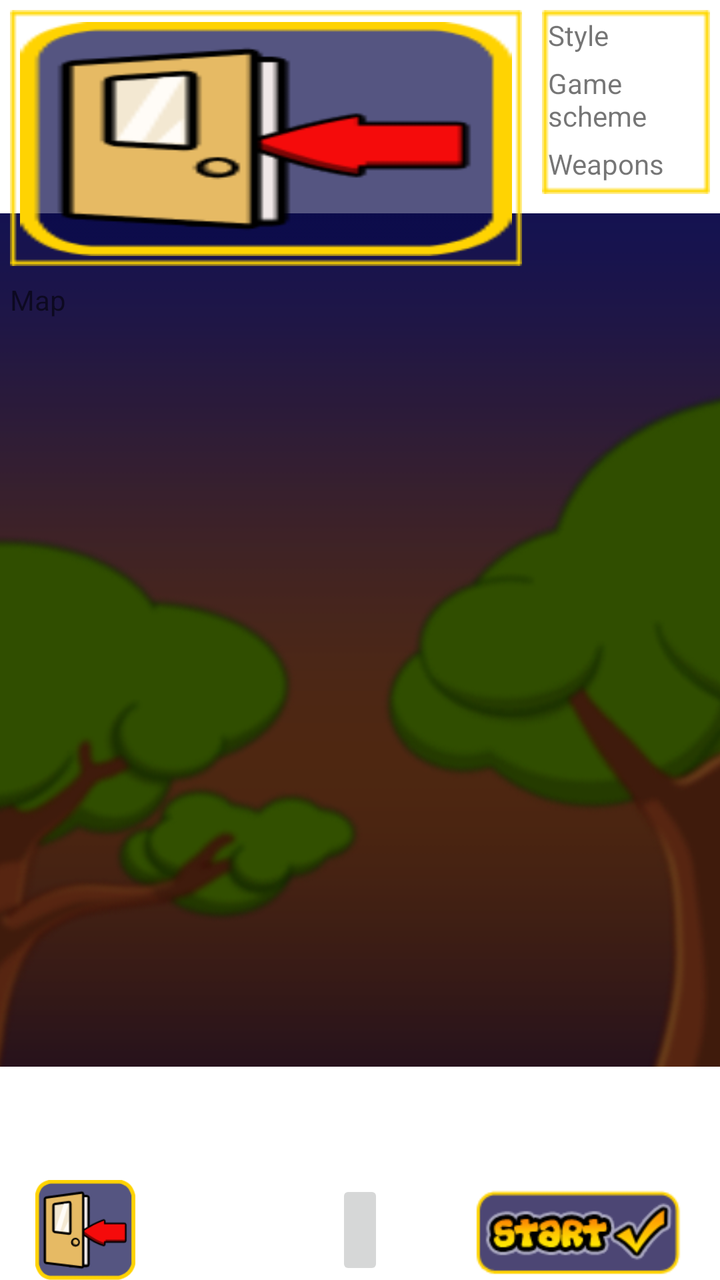
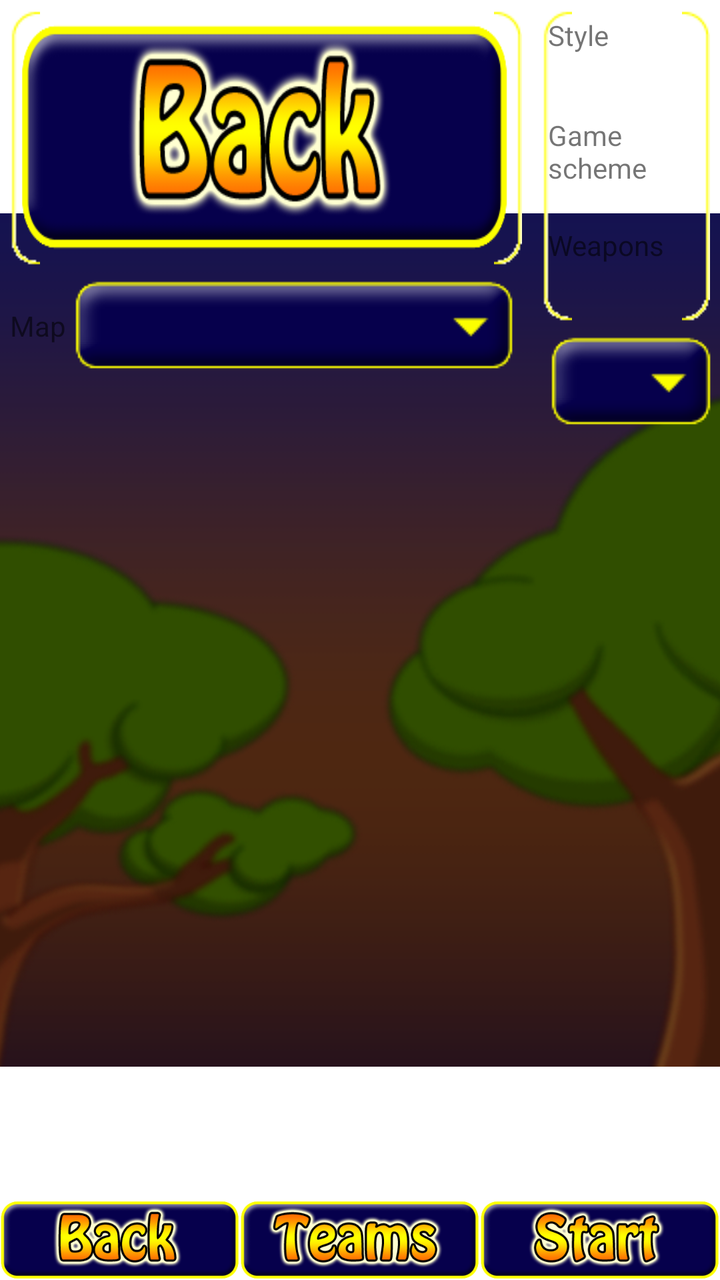

An Android layout rendered at two revisions. The XML below is the earlier revision; the diff shows what the commit changed to produce the second picture.
<!-- AndroidManifest.xml: fallback theme Theme.MaterialComponents.DayNight.NoActionBar -->
<!-- res/layout/starting_game.xml -->
<?xml version="1.0" encoding="utf-8"?>
<RelativeLayout xmlns:android="http://schemas.android.com/apk/res/android"
    android:layout_width="fill_parent"
    android:layout_height="fill_parent">
    <include
    	layout="@layout/background"/>
     
    <ImageView
    	android:id="@+id/mapPreview"
    	android:layout_width="256dip"
    	android:layout_height="128dip"
    	android:layout_margin="5dip"
    	android:scaleType="fitXY"
    	android:background="@drawable/box"
    	android:src="@drawable/backbutton"/>
    
    <Spinner 
       	android:id="@+id/spinMaps"
       	android:layout_height="wrap_content"
       	android:layout_width="wrap_content"    
       	android:layout_below="@id/mapPreview"
       	android:layout_alignRight="@id/mapPreview"
       	android:layout_toRightOf="@+id/txtMap"/>
    <TextView
		android:id="@id/txtMap"
		android:layout_width="wrap_content"
		android:layout_height="wrap_content"
		android:text="@string/start_map"
		android:layout_alignTop="@id/spinMaps"
		android:layout_alignBottom="@id/spinMaps"
		android:layout_alignLeft="@id/mapPreview"
		android:gravity="center"/>	
   	
    <TableLayout 
       	android:id="@+id/gameOptions" 
       	android:layout_height="wrap_content" 
       	android:layout_width="wrap_content"
       	android:layout_centerHorizontal="true"
       	android:layout_toRightOf="@id/mapPreview" 
       	android:layout_alignParentRight="true"
       	android:padding="3dip"
       	android:layout_margin="5dip"
       	android:background="@drawable/box"
       	android:stretchColumns="0,2"
       	android:shrinkColumns="1">
	       	
       	<TableRow>
        	 <TextView 
		        android:id="@+id/txtGameplay"
		        android:layout_height="wrap_content"
		        android:layout_width="wrap_content"
		        android:text="@string/start_gameplay"/>
        	<Spinner
	        	android:id="@+id/spinGameplay"
	        	android:layout_height="wrap_content"
		        android:layout_width="wrap_content"
		        />
		</TableRow>  
		<TableRow>
		    <TextView 
		        android:id="@+id/txtGamescheme"
		        android:layout_height="wrap_content"
		        android:layout_width="wrap_content"
		        android:text="@string/start_gamescheme"/>
		    <Spinner
		       	android:id="@+id/spinGamescheme"
		       	android:layout_height="wrap_content"
		        android:layout_width="wrap_content"/>
		    <ImageButton
		    	android:id="@+id/btnGamescheme"
		    	android:layout_height="wrap_content"
		        android:layout_width="wrap_content"
		        android:background="@drawable/edit"
		        android:adjustViewBounds="true"
		        android:scaleType="centerInside"
		        android:layout_gravity="center"
		        android:padding="3dip"/>
		 </TableRow>
		 <TableRow>    
		     <TextView 
		        android:id="@+id/txtweapons"
		        android:layout_height="wrap_content"
		        android:layout_width="wrap_content"
		        android:layout_below="@id/txtGamescheme"
		        android:layout_marginTop="5dip"
		        android:text="@string/start_weapons"/>
	        
	        <Spinner
	        	android:id="@+id/spinweapons"
	        	android:layout_height="wrap_content"
		        android:layout_width="wrap_content"/>
		    
		    <ImageButton
		    	android:id="@+id/btnweapons"
		    	android:layout_height="wrap_content"
		        android:layout_width="wrap_content"
		        android:background="@drawable/edit"
		        android:adjustViewBounds="true"
		        android:scaleType="centerInside"
		        android:layout_gravity="center"
		        android:padding="3dip"/>
        </TableRow>	
    </TableLayout>
        
    <ImageView 
       	android:id="@+id/imgTheme"
       	android:layout_height="wrap_content" 
       	android:layout_width="wrap_content"
       	android:layout_alignTop="@+id/spinTheme"
       	android:layout_alignBottom="@id/spinTheme"
       	android:layout_alignLeft="@id/gameOptions"
       	android:adjustViewBounds="true"/>
       
    <Spinner
        android:id="@id/spinTheme"
        android:layout_height="wrap_content"
        android:layout_width="wrap_content" 
        android:layout_toRightOf="@+id/imgTheme"
        android:layout_alignParentRight="true"
       	android:layout_below="@id/gameOptions"/>
        
	<include layout="@layout/backbutton"/>
    <ImageButton
    	android:id="@+id/btnTeams"
    	android:layout_width="wrap_content"
    	android:layout_height="50dip"
    	android:layout_alignParentBottom="true"
    	android:layout_centerHorizontal="true"
    	android:adjustViewBounds="true"
    	android:scaleType="centerInside"/>
    <ImageButton
    	android:id="@+id/btnStart"
    	android:layout_width="wrap_content"
    	android:layout_height="50dip"
    	android:layout_alignParentBottom="true"
    	android:layout_alignParentRight="true"
    	android:adjustViewBounds="true"
    	android:scaleType="centerInside"
    	android:background="@android:color/transparent"
    	android:src="@drawable/startgamebutton"/>

</RelativeLayout>
<!-- res/layout/background.xml (included above) -->
<?xml version="1.0" encoding="utf-8"?>
<merge xmlns:android="http://schemas.android.com/apk/res/android">
<ImageView
	android:layout_width="fill_parent"
	android:layout_height="fill_parent"
	android:scaleType="center"
	android:src="@drawable/background"/>
</merge>
<!-- res/layout/backbutton.xml (included above) -->
<?xml version="1.0" encoding="utf-8"?>
<merge xmlns:android="http://schemas.android.com/apk/res/android">
    <ImageButton
    	android:id="@+id/btnBack"
    	android:layout_width="wrap_content"
    	android:layout_height="50dip"
    	android:layout_alignParentBottom="true"
    	android:layout_alignParentLeft="true"
    	android:adjustViewBounds="true"
    	android:scaleType="centerInside"
    	android:background="@android:color/transparent"
    	android:src="@drawable/backbutton"/>
</merge>
<!-- resources referenced by this layout -->
<resources>
  <!-- drawable backbutton: png bitmap (drawable-large-mdpi, 3856 bytes) -->
  <!-- drawable background: png bitmap (drawable-large-mdpi, 112827 bytes) -->
  <!-- drawable box: png bitmap (drawable-mdpi, 227 bytes) -->
  <!-- drawable edit: png bitmap (drawable-mdpi, 465 bytes) -->
  <!-- drawable startgamebutton: png bitmap (drawable-mdpi, 4861 bytes) -->
  <string name="start_gameplay">Style</string>
  <string name="start_gamescheme">Game scheme</string>
  <string name="start_map">Map</string>
  <string name="start_weapons">Weapons</string>
</resources>

<!-- the commit's change to res/layout/starting_game.xml (unified diff, before → after) -->
@@ -20,7 +20,8 @@
        	android:layout_width="wrap_content"    
        	android:layout_below="@id/mapPreview"
        	android:layout_alignRight="@id/mapPreview"
-       	android:layout_toRightOf="@+id/txtMap"/>
+       	android:layout_toRightOf="@+id/txtMap"
+       	android:background="@drawable/dropdown"/>
     <TextView
 		android:id="@id/txtMap"
 		android:layout_width="wrap_content"
@@ -54,6 +55,7 @@
 	        	android:id="@+id/spinGameplay"
 	        	android:layout_height="wrap_content"
 		        android:layout_width="wrap_content"
+		        android:background="@drawable/dropdown"
 		        />
 		</TableRow>  
 		<TableRow>
@@ -65,7 +67,8 @@
 		    <Spinner
 		       	android:id="@+id/spinGamescheme"
 		       	android:layout_height="wrap_content"
-		        android:layout_width="wrap_content"/>
+		        android:layout_width="wrap_content"
+		        android:background="@drawable/dropdown"/>
 		    <ImageButton
 		    	android:id="@+id/btnGamescheme"
 		    	android:layout_height="wrap_content"
@@ -88,7 +91,8 @@
 	        <Spinner
 	        	android:id="@+id/spinweapons"
 	        	android:layout_height="wrap_content"
-		        android:layout_width="wrap_content"/>
+		        android:layout_width="wrap_content"
+		        android:background="@drawable/dropdown"/>
 		    
 		    <ImageButton
 		    	android:id="@+id/btnweapons"
@@ -117,21 +121,24 @@
         android:layout_width="wrap_content" 
         android:layout_toRightOf="@+id/imgTheme"
         android:layout_alignParentRight="true"
-       	android:layout_below="@id/gameOptions"/>
+       	android:layout_below="@id/gameOptions"
+       	android:background="@drawable/dropdown"/>
         
 	<include layout="@layout/backbutton"/>
     <ImageButton
     	android:id="@+id/btnTeams"
-    	android:layout_width="wrap_content"
-    	android:layout_height="50dip"
+    	android:layout_width="120dip"
+    	android:layout_height="40dip"
     	android:layout_alignParentBottom="true"
     	android:layout_centerHorizontal="true"
     	android:adjustViewBounds="true"
-    	android:scaleType="centerInside"/>
+    	android:scaleType="centerInside"
+    	android:background="@android:color/transparent"
+    	android:src="@drawable/teams"/>
     <ImageButton
     	android:id="@+id/btnStart"
-    	android:layout_width="wrap_content"
-    	android:layout_height="50dip"
+    	android:layout_width="120dip"
+    	android:layout_height="40dip"
     	android:layout_alignParentBottom="true"
     	android:layout_alignParentRight="true"
     	android:adjustViewBounds="true"
@@ -154,8 +161,8 @@
 <merge xmlns:android="http://schemas.android.com/apk/res/android">
     <ImageButton
     	android:id="@+id/btnBack"
-    	android:layout_width="wrap_content"
-    	android:layout_height="50dip"
+    	android:layout_width="120dip"
+    	android:layout_height="40dip"
     	android:layout_alignParentBottom="true"
     	android:layout_alignParentLeft="true"
     	android:adjustViewBounds="true"
<!-- resource entries referenced after the edit -->
@@ -1,10 +1,12 @@
 <!-- resources referenced by this layout -->
 <resources>
-  <!-- drawable backbutton: png bitmap (drawable-large-mdpi, 3856 bytes) -->
+  <!-- drawable backbutton: png bitmap (drawable-mdpi, 25366 bytes) -->
   <!-- drawable background: png bitmap (drawable-large-mdpi, 112827 bytes) -->
-  <!-- drawable box: png bitmap (drawable-mdpi, 227 bytes) -->
+  <!-- drawable box: png bitmap (drawable-mdpi, 304 bytes) -->
+  <!-- drawable dropdown: png bitmap (drawable-mdpi, 1913 bytes) -->
   <!-- drawable edit: png bitmap (drawable-mdpi, 465 bytes) -->
-  <!-- drawable startgamebutton: png bitmap (drawable-mdpi, 4861 bytes) -->
+  <!-- drawable startgamebutton: png bitmap (drawable-mdpi, 27238 bytes) -->
+  <!-- drawable teams: png bitmap (drawable-mdpi, 29719 bytes) -->
   <string name="start_gameplay">Style</string>
   <string name="start_gamescheme">Game scheme</string>
   <string name="start_map">Map</string>
